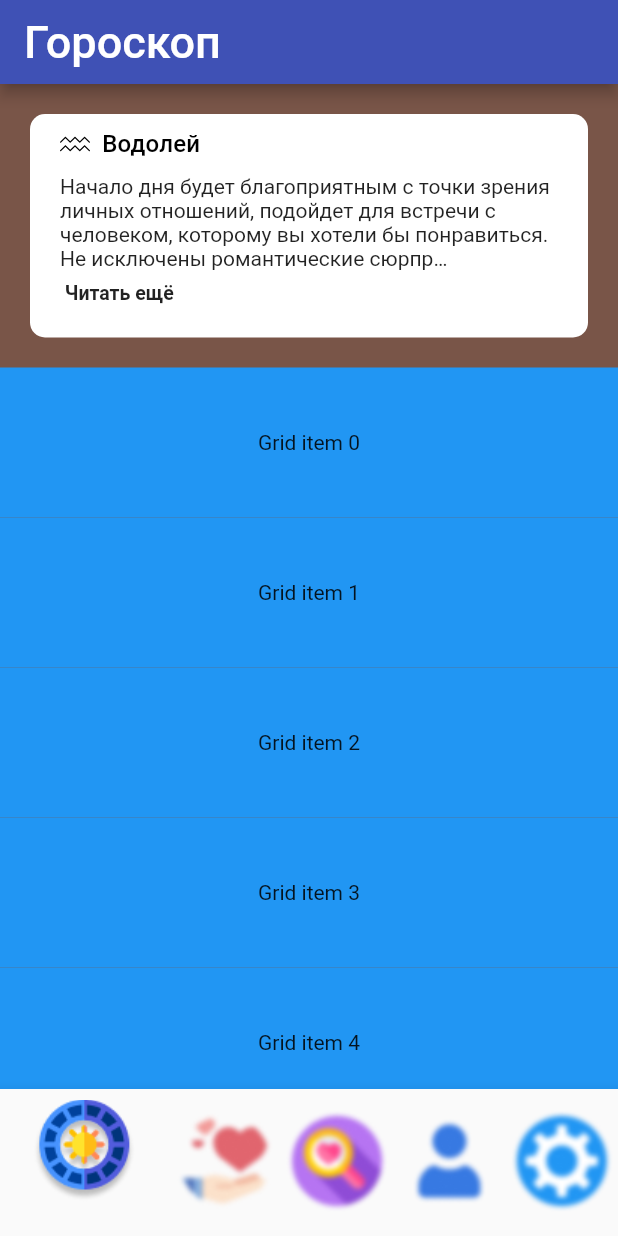
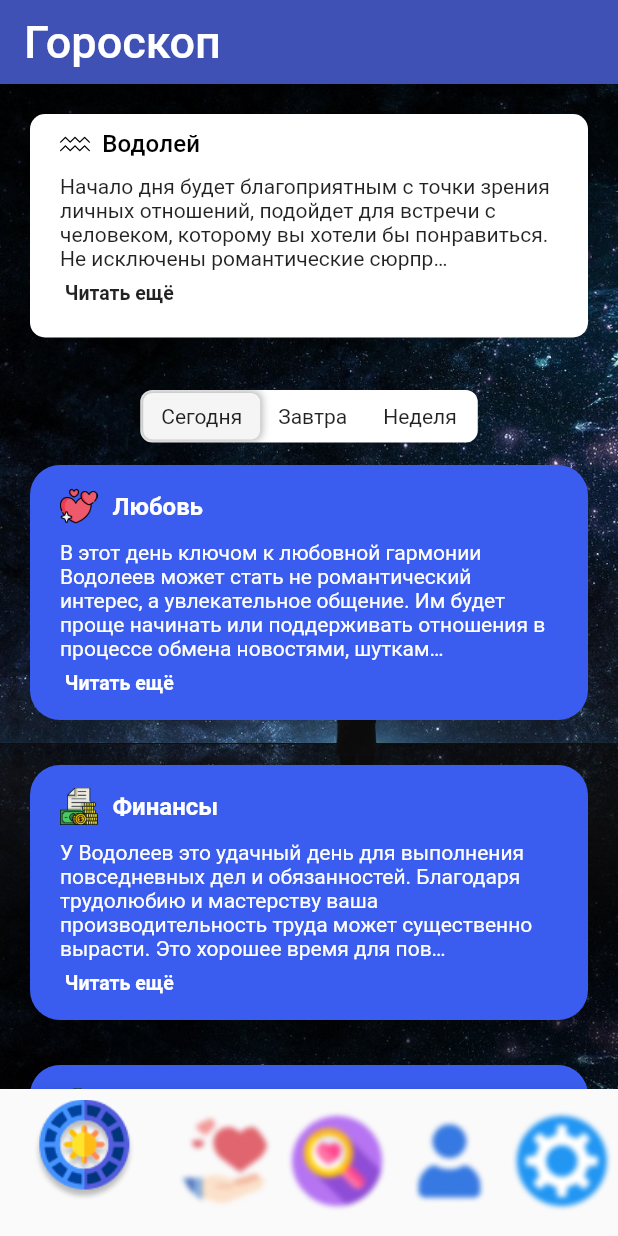
Before and after one commit to tim8842/androidStudyingProject, a Flutter app: the screen it shows after launch, on a phone screen of 412 x 824 dp. Run offline on Flutter 3.47's test engine with Material 2 defaults, Android fonts, the phone set to English and light mode, and no system bars; drawn by our look-alikes of custom_sliding_segmented_control, readmore; our stand-ins replace datetime_picker_formfield_new, dio, dropdown_button2, flutter_svg, google_maps_flutter; missing offline and left inert: country_state_city_picker.

Commit message:
Closes #3 sprint 1.0.9 completed 3 page

```diff
--- a/horoscope/lib/features/horoscope/pages/horoscope_page/view/horoscope_page.dart
+++ b/horoscope/lib/features/horoscope/pages/horoscope_page/view/horoscope_page.dart
@@ -7,8 +7,29 @@ class HoroscopesPage extends StatelessWidget {
 
   @override
   Widget build(BuildContext context) {
+    final picturesPathsList = [
+      'assets/png/love.png',
+      'assets/png/business.png',
+      'assets/png/man.png',
+      'assets/png/woman.png',
+      'assets/png/sex.png'
+    ];
+
+    final titlesList = ['Любовь', 'Финансы', 'Мужской', 'Женский', 'Секс'];
+
+    final textDescriptionList = [
+      'В этот день ключом к любовной гармонии Водолеев может стать не романтический интерес, а увлекательное общение. Им будет проще начинать или поддерживать отношения в процессе обмена новостями, шутками или идеями. Занимательная беседа или совместная поездка способна отвлечь их от сложных сторон любви.',
+      'У Водолеев это удачный день для выполнения повседневных дел и обязанностей. Благодаря трудолюбию и мастерству ваша производительность труда может существенно вырасти. Это хорошее время для повышения уровня профессионализма. Однако звезды советуют вам осмотрительнее обращаться с поступающей информацией – вам могут поступить ложные сведения.',
+      'День призывает Водолеев к спокойствию и умиротворённости. Не стоит сегодня заниматься выполнением рабочих дел, решением серьёзных финансовых и имущественных вопросов. Постарайтесь ненадолго отвлечься от интенсивного ритма жизни, позволив себе кратковременный отдых. В общении с другими людьми важно прислушиваться к чужому мнению, но также уметь отстаивать и свои убеждения. Возможна расточительность, желание себя побаловать - что ж, не стоит себе в этом отказывать, если есть соответствующая возможность.',
+      'В течение дня женщинам-Водолеям удастся преодолеть все препятствия и вновь оказаться «на гребне волны». Не исключено, что вам придется бороться с невидимым врагом — например, с утечкой средств, отсутствием порядка, собственной душевной слабостью. Возможно, будет нелегко избавиться от ненужных, но памятных вещей. Душевное равновесие и оптимизм вам вернет финансовая удача, романтическое событие, хорошее известие, удачное стечение обстоятельств. Любые акции лучше отложить до вечера, или перенести на завтра.',
+      'Вы слишком много проводите время онлайн и слишком мало в постели с любимым. Как часто во время секса у вас мелькала мысль о том, лайкнул ли кто-то вашу публикацию? А сколько раз вы отвлекались на звук сработавшего мессенджера? Если вы хотите снова наладить вашу интимную жизнь, — точно откажитесь от использования гаджетов хотя бы за час до того, как идти в постель.'
+    ];
+
     return Container(
-        color: Colors.brown,
+        decoration: const BoxDecoration(
+            image: DecorationImage(
+                image: AssetImage('assets/jpg/cosmose.jpg'),
+                fit: BoxFit.cover)),
         child: CustomScrollView(
           slivers: <Widget>[
             SliverToBoxAdapter(
@@ -34,19 +55,30 @@ class HoroscopesPage extends StatelessWidget {
               ),
             ),
             SliverToBoxAdapter(
-              child: Container(),
-            ),
+                child: Container(
+                    margin: const EdgeInsets.all(15),
+                    height: 35,
+                    child: const BarSliderSegment())),
             SliverList(
               delegate: SliverChildBuilderDelegate(
                 (BuildContext context, int index) {
                   return Container(
                     alignment: Alignment.center,
-                    color: Colors.blue,
-                    height: 100,
-                    child: Text('Grid item $index'),
+                    decoration: const BoxDecoration(
+                      borderRadius: BorderRadius.all(Radius.circular(20)),
+                      color: Color.fromRGBO(58, 93, 239, 1),
+                    ),
+                    margin:
+                        const EdgeInsets.only(left: 20, right: 20, bottom: 30),
+                    child: AllHoroscope(
+                      colorText: Colors.white,
+                      title: titlesList[index],
+                      iconPath: picturesPathsList[index],
+                      textDescription: textDescriptionList[index],
+                    ),
                   );
                 },
-                childCount: 20,
+                childCount: 5,
               ),
             ),
           ],
--- /dev/null
+++ b/horoscope/lib/features/horoscope/pages/horoscope_page/widgets/all_horoscope.dart
@@ -0,0 +1,64 @@
+import 'package:flutter/material.dart';
+import 'package:readmore/readmore.dart';
+
+class AllHoroscope extends StatelessWidget {
+  final Color colorText;
+  final String title;
+  final String iconPath;
+  final String textDescription;
+
+  const AllHoroscope(
+      {super.key,
+      required this.colorText,
+      required this.title,
+      required this.iconPath,
+      required this.textDescription});
+
+  @override
+  Widget build(BuildContext context) {
+    return Container(
+        margin: const EdgeInsets.fromLTRB(20, 15, 20, 15),
+        child: Column(
+          children: [
+            Row(
+              children: [
+                Image.asset(
+                  iconPath,
+                  height: 25,
+                ),
+                const SizedBox(width: 10),
+                Text(
+                  title,
+                  style: TextStyle(
+                      color: colorText,
+                      fontWeight: FontWeight.w600,
+                      fontSize: 16),
+                )
+              ],
+            ),
+            const SizedBox(
+              height: 10,
+            ),
+            ReadMoreText(
+              textDescription,
+              trimLines: 5,
+              style: TextStyle(color: colorText),
+              colorClickableText: Colors.pink,
+              trimMode: TrimMode.Line,
+              trimCollapsedText: '\n Читать ещё',
+              trimExpandedText: '\n Свернуть',
+              moreStyle: const TextStyle(
+                fontSize: 13,
+                height: 1.9,
+                fontWeight: FontWeight.bold,
+              ),
+              lessStyle: const TextStyle(
+                fontSize: 13,
+                height: 1.9,
+                fontWeight: FontWeight.bold,
+              ),
+            ),
+          ],
+        ));
+  }
+}
--- /dev/null
+++ b/horoscope/lib/features/horoscope/pages/horoscope_page/widgets/bar_slide_segment.dart
@@ -0,0 +1,39 @@
+import 'package:flutter/cupertino.dart';
+import 'package:flutter/material.dart';
+import 'package:custom_sliding_segmented_control/custom_sliding_segmented_control.dart';
+
+class BarSliderSegment extends StatelessWidget {
+  const BarSliderSegment({super.key});
+
+  @override
+  Widget build(BuildContext context) {
+    return Center(
+      child: CustomSlidingSegmentedControl<int>(
+        initialValue: 1,
+        children: const {
+          1: Text('Сегодня'),
+          2: Text('Завтра'),
+          3: Text('Неделя'),
+        },
+        decoration: BoxDecoration(
+          color: CupertinoColors.white,
+          borderRadius: BorderRadius.circular(8),
+        ),
+        thumbDecoration: BoxDecoration(
+          color: Colors.grey[100],
+          borderRadius: BorderRadius.circular(6),
+          boxShadow: [
+            BoxShadow(
+              color: Colors.black.withOpacity(.3),
+              blurRadius: 4.0,
+              spreadRadius: 1.0,
+            ),
+          ],
+        ),
+        onValueChanged: (v) {
+          // print(v);
+        },
+      ),
+    );
+  }
+}
--- a/horoscope/lib/features/horoscope/pages/horoscope_page/widgets/widgets.dart
+++ b/horoscope/lib/features/horoscope/pages/horoscope_page/widgets/widgets.dart
@@ -1 +1,3 @@
 export 'header_horoscope.dart';
+export 'bar_slide_segment.dart';
+export 'all_horoscope.dart';
--- a/horoscope/lib/features/horoscope/view/horoscope_screen.dart
+++ b/horoscope/lib/features/horoscope/view/horoscope_screen.dart
@@ -1,6 +1,5 @@
 import 'package:flutter/material.dart';
 import 'package:horoscope/features/horoscope/pages/pages.dart';
-import 'package:horoscope/services/horoscope/horoscope_service.dart';
 
 class FadeThroughTransitionHoroscope extends StatefulWidget {
   const FadeThroughTransitionHoroscope({super.key});
--- a/horoscope/pubspec.yaml
+++ b/horoscope/pubspec.yaml
@@ -24,6 +24,7 @@ dependencies:
   google_maps_flutter: ^2.2.5
   dio: ^5.0.3
   html: ^0.15.2
+  custom_sliding_segmented_control: ^1.7.4
 
 dev_dependencies:
   flutter_test:
```
Also changed, not shown: horoscope/assets/jpg/cosmose.jpg (added), horoscope/assets/png/business.png (added), horoscope/assets/png/love.png (added), horoscope/assets/png/man.png (added), horoscope/assets/png/sex.png (added), horoscope/assets/png/woman.png (added), horoscope/assets/svg/test.svg (added), horoscope/pubspec.lock.
